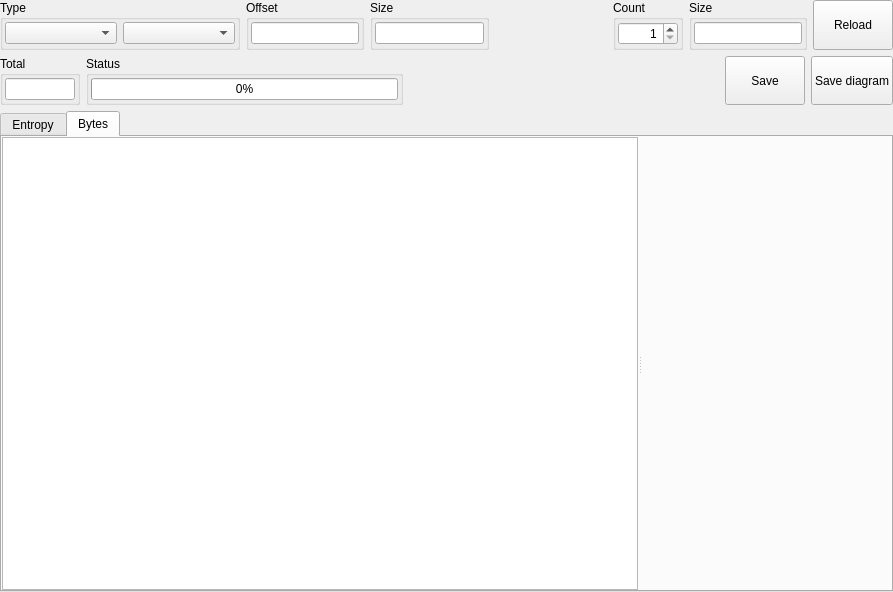
First picture: the form in xentropywidget.ui, repository horsicq/XEntropyWidget, before the edit.
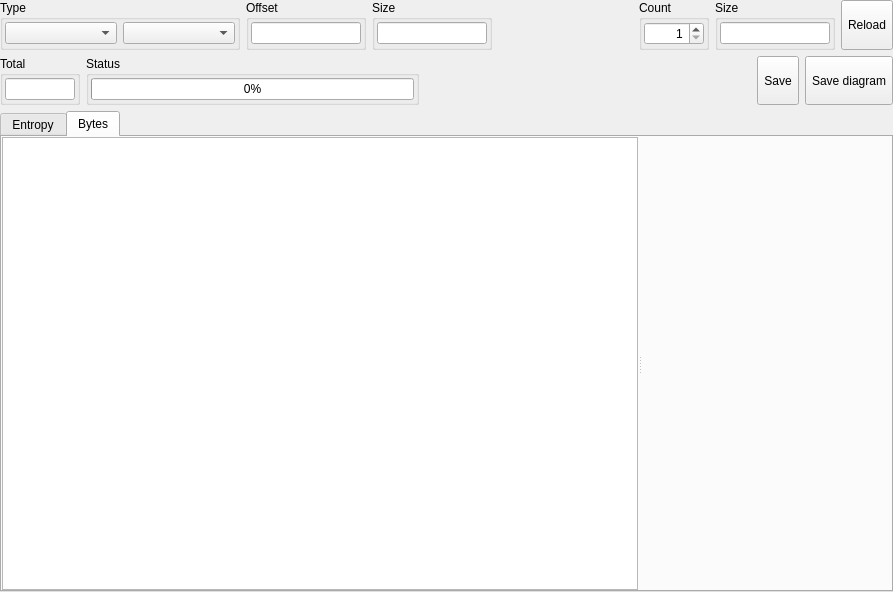
Second picture: the form after the edit. Custom widgets are drawn as their Qt base class.

What changed in the file:
```diff
--- a/xentropywidget.ui
+++ b/xentropywidget.ui
@@ -226,7 +226,7 @@
       </widget>
      </item>
      <item>
-      <widget class="QPushButton" name="pushButtonReload">
+      <widget class="QToolButton" name="toolButtonReload">
        <property name="sizePolicy">
         <sizepolicy hsizetype="Minimum" vsizetype="Minimum">
          <horstretch>0</horstretch>
@@ -236,6 +236,15 @@
        <property name="text">
         <string>Reload</string>
        </property>
+       <property name="iconSize">
+        <size>
+         <width>16</width>
+         <height>16</height>
+        </size>
+       </property>
+       <property name="toolButtonStyle">
+        <enum>Qt::ToolButtonTextBesideIcon</enum>
+       </property>
       </widget>
      </item>
     </layout>
@@ -333,7 +342,7 @@
       </spacer>
      </item>
      <item>
-      <widget class="QPushButton" name="pushButtonSaveEntropyTable">
+      <widget class="QToolButton" name="toolButtonSaveEntropyTable">
        <property name="sizePolicy">
         <sizepolicy hsizetype="Minimum" vsizetype="Minimum">
          <horstretch>0</horstretch>
@@ -343,10 +352,13 @@
        <property name="text">
         <string>Save</string>
        </property>
+       <property name="toolButtonStyle">
+        <enum>Qt::ToolButtonTextBesideIcon</enum>
+       </property>
       </widget>
      </item>
      <item>
-      <widget class="QPushButton" name="pushButtonSaveEntropyDiagram">
+      <widget class="QToolButton" name="toolButtonSaveEntropyDiagram">
        <property name="sizePolicy">
         <sizepolicy hsizetype="Minimum" vsizetype="Minimum">
          <horstretch>0</horstretch>
@@ -356,6 +368,9 @@
        <property name="text">
         <string>Save diagram</string>
        </property>
+       <property name="toolButtonStyle">
+        <enum>Qt::ToolButtonTextBesideIcon</enum>
+       </property>
       </widget>
      </item>
     </layout>
```
